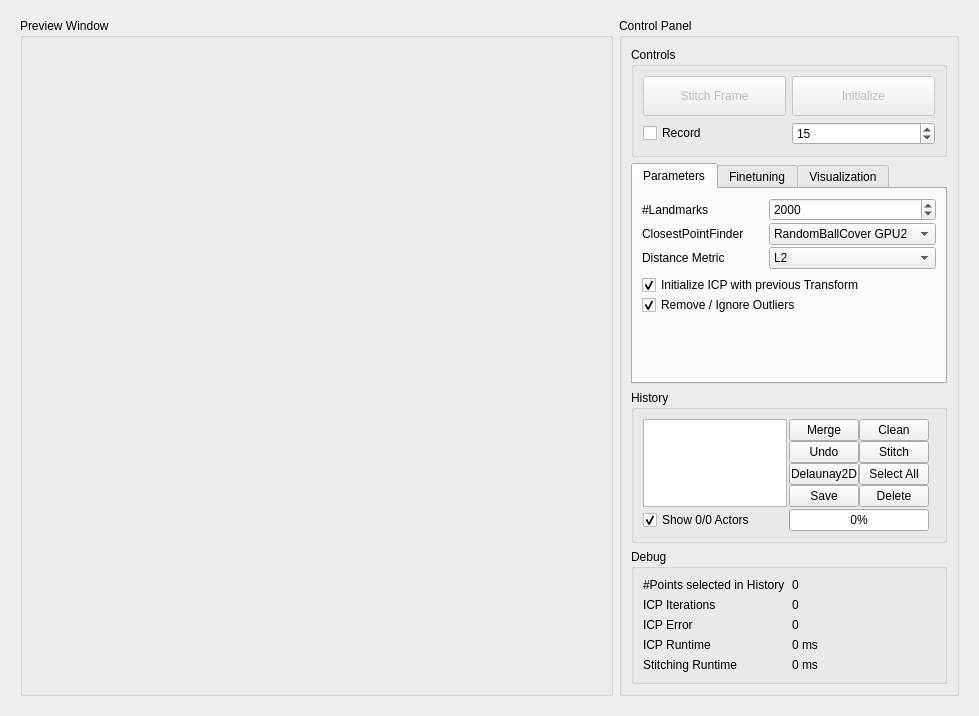
The window that master/seminar/StitchingWidget.ui (anygo/uniprojectsdn) describes before a commit, drawn with Qt 5.
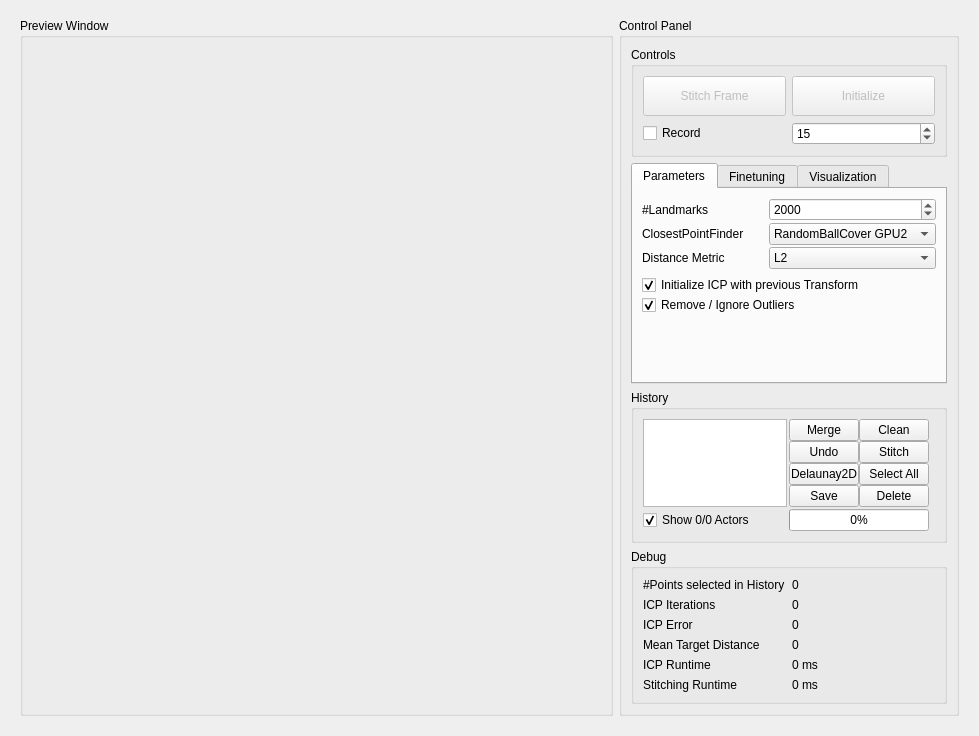
The same window after the commit. Custom widgets are drawn as their Qt base class.

Commit message: += error measurement (meanTargetDistance)

Patch:
```diff
--- a/master/seminar/StitchingWidget.ui
+++ b/master/seminar/StitchingWidget.ui
@@ -922,14 +922,14 @@
               </property>
              </widget>
             </item>
-            <item row="3" column="0">
+            <item row="4" column="0">
              <widget class="QLabel" name="label_15">
               <property name="text">
                <string>ICP Runtime</string>
               </property>
              </widget>
             </item>
-            <item row="3" column="1">
+            <item row="4" column="1">
              <widget class="QLabel" name="m_LabelICPRuntime">
               <property name="frameShadow">
                <enum>QFrame::Plain</enum>
@@ -939,14 +939,14 @@
               </property>
              </widget>
             </item>
-            <item row="4" column="0">
+            <item row="6" column="0">
              <widget class="QLabel" name="label_16">
               <property name="text">
                <string>Stitching Runtime</string>
               </property>
              </widget>
             </item>
-            <item row="4" column="1">
+            <item row="6" column="1">
              <widget class="QLabel" name="m_LabelStitchTime">
               <property name="frameShadow">
                <enum>QFrame::Plain</enum>
@@ -956,6 +956,23 @@
               </property>
              </widget>
             </item>
+            <item row="3" column="0">
+             <widget class="QLabel" name="label_19">
+              <property name="text">
+               <string>Mean Target Distance</string>
+              </property>
+             </widget>
+            </item>
+            <item row="3" column="1">
+             <widget class="QLabel" name="m_LabelICPMeanTargetDistance">
+              <property name="frameShadow">
+               <enum>QFrame::Plain</enum>
+              </property>
+              <property name="text">
+               <string>0</string>
+              </property>
+             </widget>
+            </item>
            </layout>
           </widget>
          </item>
```
Left out of the diff: 38 changed lines with no effect on the pictures. The commit also changes 4 other files.
